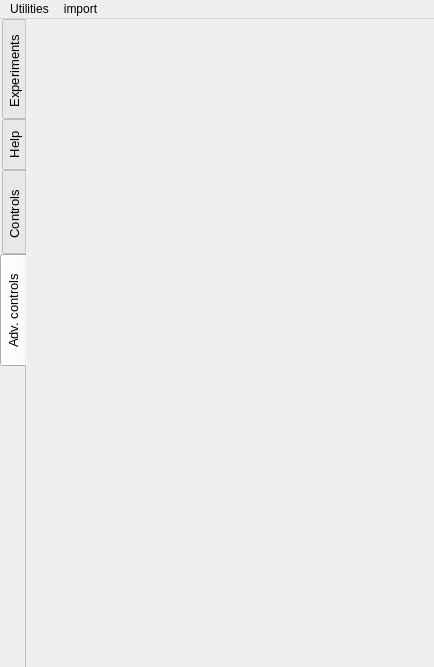
Above: PSL_Apps/templates/single_col_exp.ui from fossasia/pslab-desktop before the change. Below: the same form after it.
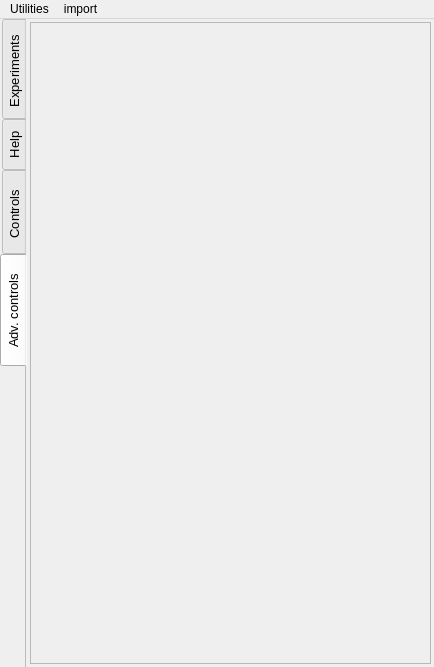
That is the form after the change. The open tabs and pages were chosen to show the change.

The edit to the form file:
```diff
--- a/PSL_Apps/templates/single_col_exp.ui
+++ b/PSL_Apps/templates/single_col_exp.ui
@@ -459,10 +459,35 @@
        <attribute name="toolTip">
         <string>Advanced control inputs for configuring the waveform generators and power supplies</string>
        </attribute>
-       <layout class="QVBoxLayout" name="advancedControlsLayout">
+       <layout class="QVBoxLayout" name="layout">
         <property name="margin">
          <number>3</number>
         </property>
+        <item>
+         <widget class="QScrollArea" name="scrollArea">
+          <property name="widgetResizable">
+           <bool>true</bool>
+          </property>
+          <widget class="QWidget" name="SCF3">
+           <property name="geometry">
+            <rect>
+             <x>0</x>
+             <y>0</y>
+             <width>92</width>
+             <height>22</height>
+            </rect>
+           </property>
+           <layout class="QGridLayout" name="advancedControlsLayout">
+            <property name="horizontalSpacing">
+             <number>3</number>
+            </property>
+            <property name="margin">
+             <number>0</number>
+            </property>
+           </layout>
+          </widget>
+         </widget>
+        </item>
        </layout>
       </widget>
      </widget>
```
Left out of the diff: 54 changed lines with no effect on the pictures.
